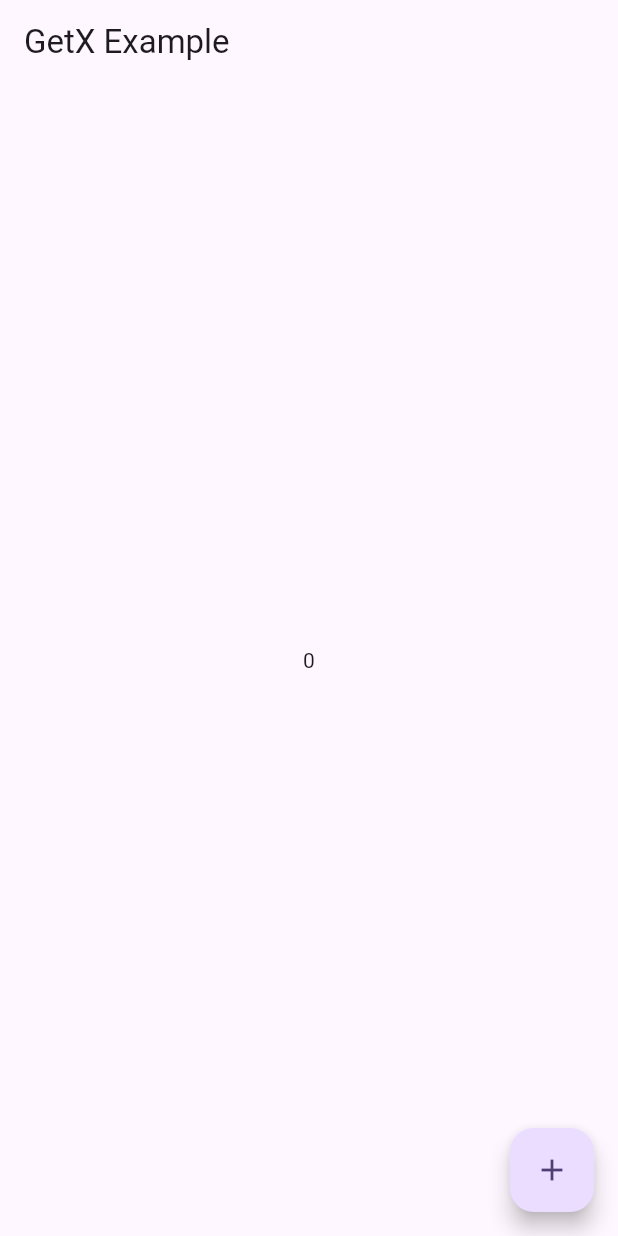
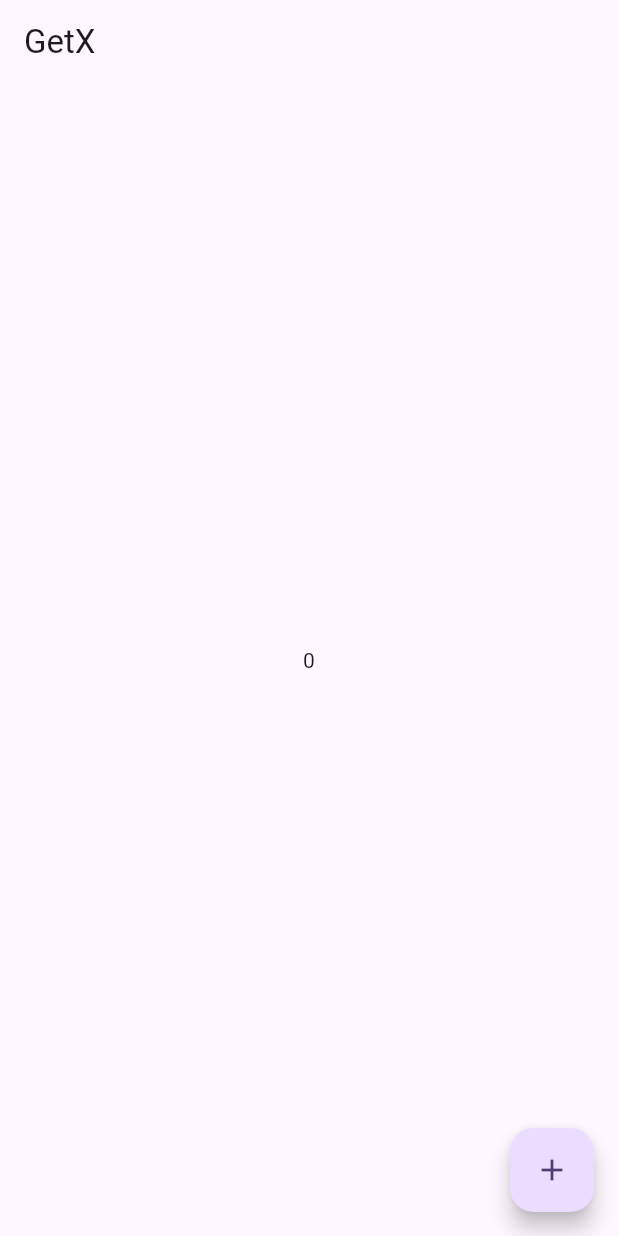
Before and after one commit to JAMALMAD/git_issue, a Flutter app: the screen it shows after launch, on a phone screen of 412 x 824 dp. Run offline on Flutter 3.47's test engine with Material 3 defaults, Android fonts, the phone set to English and light mode, and no system bars; our stand-ins replace get.

Commit message:
git add huge item

```diff
--- a/lib/future/screen/home_page_dart.dart
+++ b/lib/future/screen/home_page_dart.dart
@@ -10,7 +10,7 @@ class MyHomePage extends StatelessWidget {
     final CounterController controller = Get.put(CounterController());
 
     return Scaffold(
-      appBar: AppBar(title: const Text('GetX Example')),
+      appBar: AppBar(title: const Text('GetX')),
       body: Center(
         child: Column(
           mainAxisAlignment: MainAxisAlignment.center,
```
